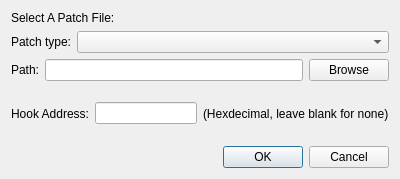
Old version of the form Dialog/PatchEditDialog.ui in the repository wario-land/WL4Editor.
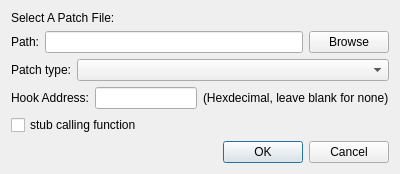
New version of the form.

Patch:
```diff
--- a/Dialog/PatchEditDialog.ui
+++ b/Dialog/PatchEditDialog.ui
@@ -7,7 +7,7 @@
     <x>0</x>
     <y>0</y>
     <width>400</width>
-    <height>179</height>
+    <height>168</height>
    </rect>
   </property>
   <property name="windowTitle">
@@ -27,6 +27,27 @@
      </property>
     </widget>
    </item>
+   <item>
+    <layout class="QHBoxLayout" name="horizontalLayout">
+     <item>
+      <widget class="QLabel" name="label_PatchFilePath">
+       <property name="text">
+        <string>Path:</string>
+       </property>
+      </widget>
+     </item>
+     <item>
+      <widget class="QLineEdit" name="lineEdit_FilePath"/>
+     </item>
+     <item>
+      <widget class="QPushButton" name="pushButton_Browse">
+       <property name="text">
+        <string>Browse</string>
+       </property>
+      </widget>
+     </item>
+    </layout>
+   </item>
    <item>
     <layout class="QHBoxLayout" name="horizontalLayout_2">
      <item>
@@ -47,27 +68,6 @@
      </item>
     </layout>
    </item>
-   <item>
-    <layout class="QHBoxLayout" name="horizontalLayout">
-     <item>
-      <widget class="QLabel" name="label_PatchFilePath">
-       <property name="text">
-        <string>Path:</string>
-       </property>
-      </widget>
-     </item>
-     <item>
-      <widget class="QLineEdit" name="lineEdit_FilePath"/>
-     </item>
-     <item>
-      <widget class="QPushButton" name="pushButton_Browse">
-       <property name="text">
-        <string>Browse</string>
-       </property>
-      </widget>
-     </item>
-    </layout>
-   </item>
    <item>
     <layout class="QHBoxLayout" name="horizontalLayout_3">
      <item>
@@ -89,6 +89,13 @@
      </item>
     </layout>
    </item>
+   <item>
+    <widget class="QCheckBox" name="checkBox_StubCallingFunction">
+     <property name="text">
+      <string>stub calling function</string>
+     </property>
+    </widget>
+   </item>
    <item>
     <widget class="QDialogButtonBox" name="buttonBox">
      <property name="orientation">
```
